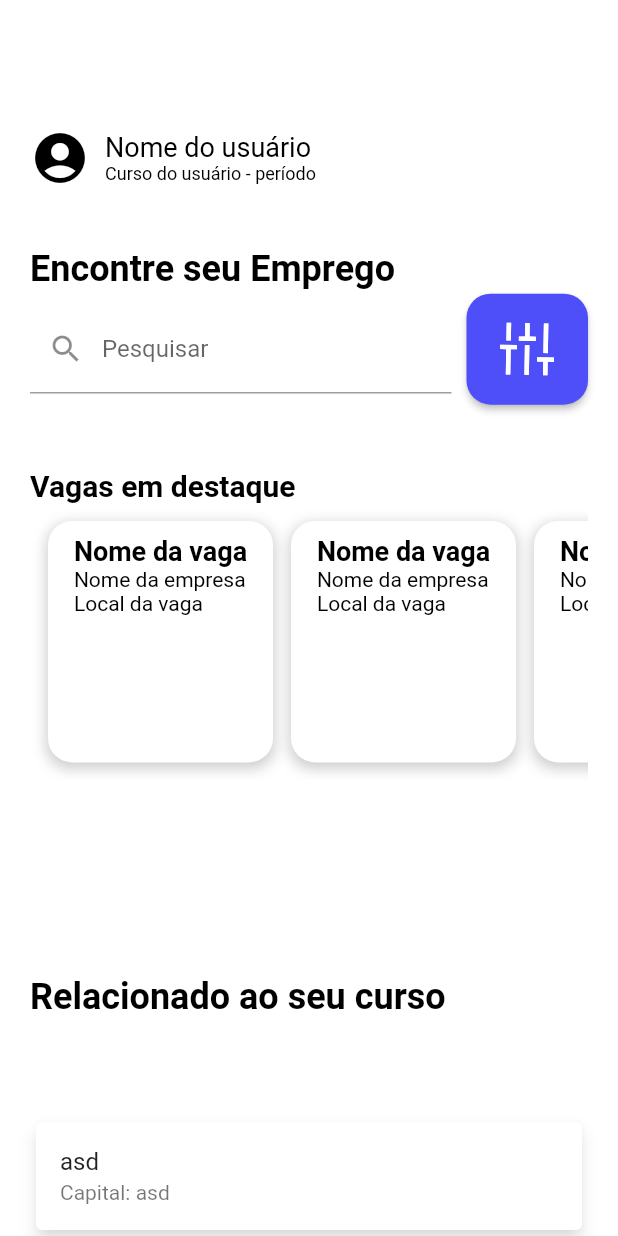
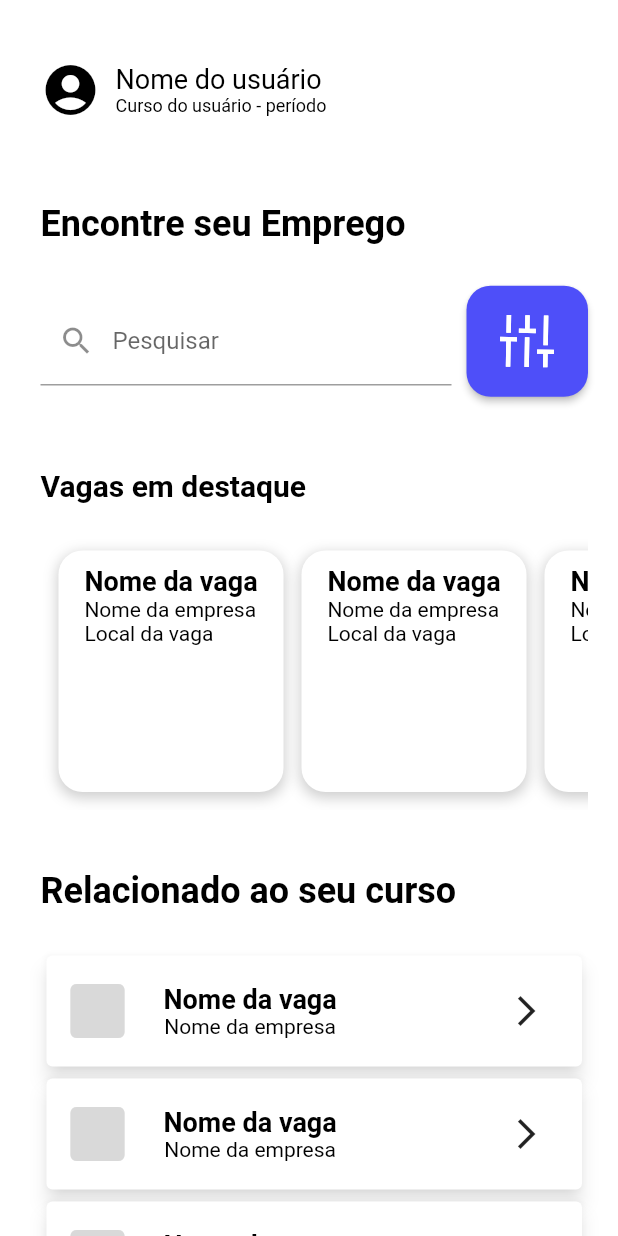
Before and after one commit to islycodes/jobfinder-flutter, a Flutter app: the TelaMenuInicial screen opened by its route, on a phone screen of 412 x 824 dp. Run offline on Flutter 3.47's test engine with Material 2 defaults, Android fonts, the phone set to English and light mode, and no system bars; our stand-ins replace flutter_svg.

Commit message:
Update tela_menu_inicial.dart

```diff
--- a/lib/pages/view/tela_menu_inicial.dart
+++ b/lib/pages/view/tela_menu_inicial.dart
@@ -22,16 +22,19 @@ class TelaMenuInicial extends StatelessWidget {
     return Scaffold(
       backgroundColor: Colors.white,
       body: SingleChildScrollView(
-          padding: EdgeInsets.all(20),
+          padding: EdgeInsets.fromLTRB(27, 40, 20, 27),
           child: ConstrainedBox(
             constraints: BoxConstraints(
               minHeight: MediaQuery.of(context).size.height,
             ),
-            child: Column(children: [
+            child: Column(
+                // mainAxisAlignment: MainAxisAlignment.spaceAround,
+                // crossAxisAlignment: CrossAxisAlignment.start,
+                children: [
                   Container(
-                height: MediaQuery.of(context).size.height - 100,
+                    // height: MediaQuery.of(context).size.height / 2,
                     child: Column(
-                    mainAxisAlignment: MainAxisAlignment.spaceAround,
+                        mainAxisAlignment: MainAxisAlignment.spaceBetween,
                         crossAxisAlignment: CrossAxisAlignment.start,
                         children: [
                           Column(
@@ -45,27 +48,33 @@ class TelaMenuInicial extends StatelessWidget {
                                   Padding(
                                     padding: EdgeInsets.only(left: 10),
                                     child: Column(
-                                  crossAxisAlignment: CrossAxisAlignment.start,
+                                      crossAxisAlignment:
+                                          CrossAxisAlignment.start,
                                       children: [
                                         Text('Nome do usuário',
                                             style: TextStyle(
-                                            fontSize: 18, color: Colors.black)),
+                                                fontSize: 18,
+                                                color: Colors.black)),
                                         Text('Curso do usuário - período',
                                             style: TextStyle(
-                                            fontSize: 12, color: Colors.black)),
+                                                fontSize: 12,
+                                                color: Colors.black)),
                                       ],
                                     ),
                                   )
                                 ],
                               ),
                               SizedBox(
-                            height: 40,
+                                height: 55,
                               ),
                               Text('Encontre seu Emprego',
                                   style: TextStyle(
                                       fontSize: 24,
                                       color: Colors.black,
                                       fontWeight: FontWeight.bold)),
+                              SizedBox(
+                                height: 25,
+                              ),
                               Row(
                                 children: <Widget>[
                                   Flexible(
@@ -81,24 +90,29 @@ class TelaMenuInicial extends StatelessWidget {
                                           backgroundColor:
                                               Color.fromRGBO(78, 79, 249, 1),
                                           shape: RoundedRectangleBorder(
-                                        borderRadius: BorderRadius.circular(16),
+                                            borderRadius:
+                                                BorderRadius.circular(16),
                                           )),
                                       child: SvgPicture.string(svgCode),
                                     ),
                                   )
+
                                   // ElevatedButton(
                                   //     onPressed: () {},
                                   //     child: )
                                 ],
                               ),
                               SizedBox(
-                            height: 40,
+                                height: 45,
                               ),
                               Text('Vagas em destaque',
                                   style: TextStyle(
                                       fontSize: 20,
                                       color: Colors.black,
                                       fontWeight: FontWeight.bold)),
+                              SizedBox(
+                                height: 20,
+                              ),
                               SizedBox(
                                 height: 185,
                                 child: ListView.separated(
@@ -119,8 +133,8 @@ class TelaMenuInicial extends StatelessWidget {
                                             color: Colors.grey.withOpacity(0.5),
                                             spreadRadius: 1,
                                             blurRadius: 7,
-                                        offset: Offset(
-                                            0, 3), // changes position of shadow
+                                            offset: Offset(0,
+                                                3), // changes position of shadow
                                           ),
                                         ],
                                       ),
@@ -155,38 +169,60 @@ class TelaMenuInicial extends StatelessWidget {
                                   },
                                 ),
                               ),
-                        ],
+                              SizedBox(
+                                height: 40,
                               ),
                               Text('Relacionado ao seu curso',
                                   style: TextStyle(
                                       fontSize: 24,
                                       color: Colors.black,
                                       fontWeight: FontWeight.bold)),
+                            ],
+                          ),
                           // ['asd','kj','asd','asdasd'].map((item) {
                           //   return Container(child: Text(item));
                           // }).toList(),
                         ]),
                   ),
+                  SizedBox(
+                    height: 25,
+                  ),
                   Column(
-                children: [
-                  'asd',
-                  'asd',
-                  'asdas',
-                  '',
-                  ',',
-                  ',',
-                  ',',
-                  ',',
-                  ',',
-                  '',
-                  'asd'
-                ].map((e) {
+                    children: ['asd', 'asd', 'asdas', 'asd'].map((e) {
                       return Card(
                         shadowColor: Colors.black54,
                         elevation: 5,
-                    child: ListTile(
-                      title: Text(e),
-                      subtitle: Text('Capital: ${e}'),
+                        child: Padding(
+                          padding: EdgeInsets.fromLTRB(10, 13, 25, 13),
+                          child: Row(
+                              mainAxisAlignment: MainAxisAlignment.spaceBetween,
+                              children: [
+                                Row(
+                                  children: [
+                                    Icon(Icons.square_rounded,
+                                        size: 48,
+                                        color:
+                                            Color.fromRGBO(217, 217, 217, 1)),
+                                    SizedBox(
+                                      width: 20,
+                                    ),
+                                    Column(
+                                      children: [
+                                        Text('Nome da vaga',
+                                            style: TextStyle(
+                                                fontSize: 18,
+                                                color: Colors.black,
+                                                fontWeight: FontWeight.bold)),
+                                        Text('Nome da empresa',
+                                            style: TextStyle(
+                                                fontSize: 14,
+                                                color: Colors.black)),
+                                      ],
+                                    ),
+                                  ],
+                                ),
+                                Icon(Icons.arrow_forward_ios)
+                              ]),
                         ),
                       );
                     }).toList(),
```
Lines whose indentation alone changed are shown as unchanged.
